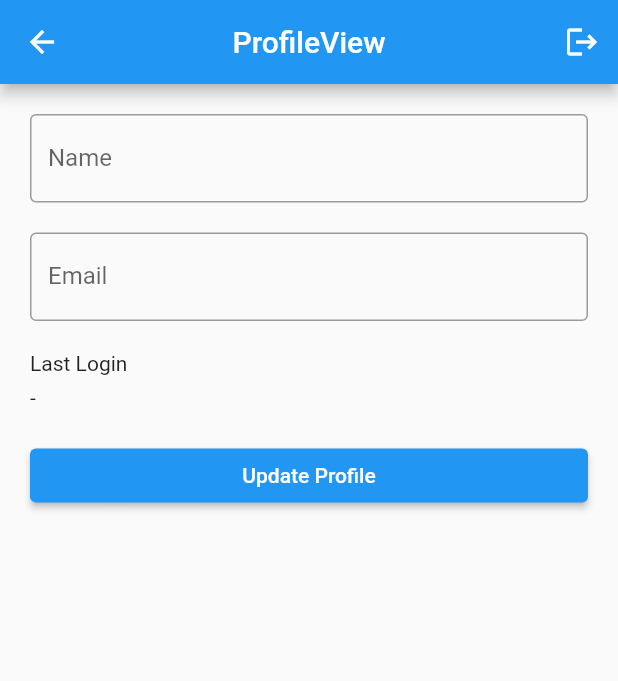
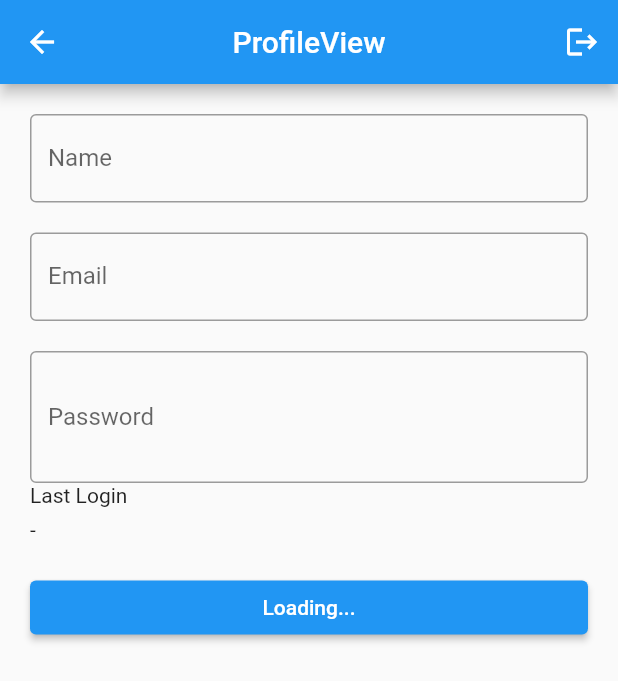
Before and after one commit to RifkyPahlevy/supabase_note, a Flutter app: the ProfileView screen opened by its route, after a tap on "Update Profile", on a phone screen of 412 x 824 dp. Shown: the top 681 px of the screen. Run offline on Flutter 3.47's test engine with Material 2 defaults, Android fonts, the phone set to English and light mode, and no system bars; our stand-ins replace get, supabase_flutter; accounts and stored records are empty.

Commit message:
fitur baru

```diff
--- a/lib/app/modules/profile/controllers/profile_controller.dart
+++ b/lib/app/modules/profile/controllers/profile_controller.dart
@@ -6,6 +6,9 @@ import 'package:intl/intl.dart';
 class ProfileController extends GetxController {
   TextEditingController nameC = TextEditingController();
   TextEditingController emailC = TextEditingController();
+  TextEditingController passC = TextEditingController();
+  RxBool isHidden = false.obs;
+
   RxString lastLogin = "-".obs;
   RxBool isLoading = false.obs;
 
@@ -30,4 +33,29 @@ class ProfileController extends GetxController {
         .add_jms()
         .format(DateTime.parse(client.auth.currentUser!.lastSignInAt!));
   }
+
+  void updateProfile() async {
+    isLoading.value = true;
+    if (nameC.text.isNotEmpty) {
+      await client.from("users").update({
+        "nama": nameC.text,
+      }).match({"uid": client.auth.currentUser!.id}).execute();
+
+      if (passC.text.isNotEmpty) {
+        if (passC.text.length > 6) {
+          try {
+            await client.auth.api.updateUser(
+              client.auth.currentSession!.accessToken,
+              UserAttributes(password: passC.text),
+            );
+          } catch (e) {
+            Get.snackbar("Terjadi Kesalahan", "$e");
+          }
+        } else {
+          Get.snackbar("Alert", "Password kurang dari 6 karakter");
+        }
+      }
+      isLoading.value = false;
+    }
+  }
 }
--- a/lib/app/modules/profile/views/profile_view.dart
+++ b/lib/app/modules/profile/views/profile_view.dart
@@ -42,6 +42,7 @@ class ProfileView extends GetView<ProfileController> {
             ),
             SizedBox(height: 20),
             TextField(
+              readOnly: true,
               controller: controller.emailC,
               decoration: InputDecoration(
                 labelText: 'Email',
@@ -51,6 +52,17 @@ class ProfileView extends GetView<ProfileController> {
             SizedBox(
               height: 20,
             ),
+            Obx(() => TextField(
+                  controller: controller.passC,
+                  obscureText: controller.isHidden.value,
+                  decoration: InputDecoration(
+                      labelText: "Password",
+                      border: OutlineInputBorder(),
+                      suffix: IconButton(
+                        onPressed: () => controller.isHidden.toggle(),
+                        icon: Icon(Icons.remove_red_eye_outlined),
+                      )),
+                )),
             Text("Last Login"),
             SizedBox(
               height: 7,
@@ -62,7 +74,13 @@ class ProfileView extends GetView<ProfileController> {
             ElevatedButton(
                 onPressed: () {
                   if (controller.isLoading.isFalse) {
-                    //controller.signUp();
+                    controller.updateProfile();
+
+                    if (controller.passC.text.isNotEmpty) {
+                      controller.logOut();
+                      authC.reset();
+                      Get.offAllNamed(Routes.LOGIN);
+                    }
                   }
                 },
                 child: Obx(() => Text(controller.isLoading.isFalse
```
